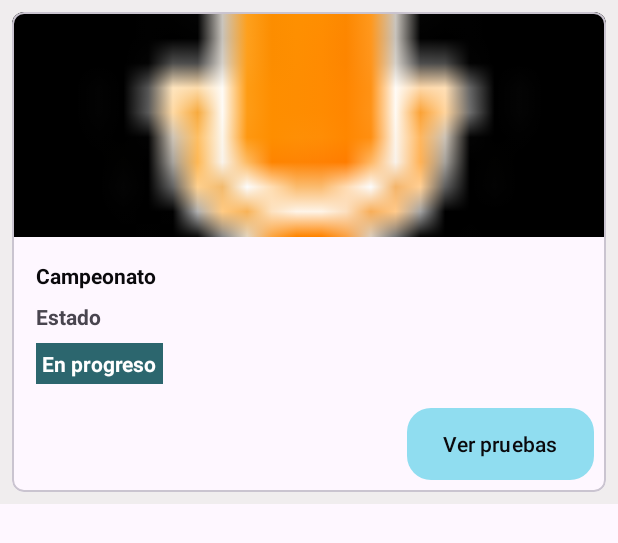
After one commit to itsmikenakanodev/android_atletismo, an Android app built with Jetpack Compose: the layout campeonato_card.xml on its own in the app's theme, with its tools: preview values and no code run, on a phone screen of 412 x 824 dp. The commit adds this screen. Shown: the top 543 px of the screen. Run offline under Robolectric (Android 15) with nearby library versions, the phone set to English and light mode, and no system bars.

Commit message:
Creacion de Activity para la vista de los campeonatos, adapter y datos de ejemplo

```diff
--- a/app/build.gradle.kts
+++ b/app/build.gradle.kts
@@ -1,6 +1,7 @@
 plugins {
     alias(libs.plugins.android.application)
     alias(libs.plugins.kotlin.android)
+    id("kotlin-parcelize")
 }
 
 android {
@@ -38,6 +39,7 @@ android {
     }
     buildFeatures {
         compose = true
+        viewBinding = true
     }
     composeOptions {
         kotlinCompilerExtensionVersion = "1.5.1"
@@ -70,4 +72,7 @@ dependencies {
     androidTestImplementation(libs.androidx.ui.test.junit4)
     debugImplementation(libs.androidx.ui.tooling)
     debugImplementation(libs.androidx.ui.test.manifest)
+
+    //material 3
+    implementation("com.google.android.material:material:1.12")
 }
--- a/app/src/main/java/com/app/atletismo/ui/theme/activities/LoginActivity.kt
+++ b/app/src/main/java/com/app/atletismo/ui/activities/LoginActivity.kt
@@ -1,4 +1,4 @@
-package com.app.atletismo.ui.theme.activities
+package com.app.atletismo.ui.activities
 
 import android.os.Bundle
 import android.widget.Button
@@ -12,7 +12,6 @@ class LoginActivity : AppCompatActivity() {
     override fun onCreate(savedInstanceState: Bundle?) {
         super.onCreate(savedInstanceState)
         setContentView(R.layout.activity_login)
-
         val emailEditText = findViewById<EditText>(R.id.ipt_mail)
         val passwordEditText = findViewById<EditText>(R.id.ipt_pass)
         val loginButton = findViewById<Button>(R.id.loginButton)
--- a/app/src/main/java/com/app/atletismo/MainActivity.kt
+++ b/app/src/main/java/com/app/atletismo/ui/activities/MainActivity.kt
@@ -1,4 +1,4 @@
-package com.app.atletismo
+package com.app.atletismo.ui.activities
 
 import android.os.Bundle
 import androidx.activity.ComponentActivity
--- /dev/null
+++ b/app/src/main/res/drawable/rounded_button.xml
@@ -0,0 +1,4 @@
+<?xml version="1.0" encoding="utf-8"?>
+<shape xmlns:android="http://schemas.android.com/apk/res/android">
+    <corners android:radius="16dp" />
+</shape>
--- a/app/src/main/res/layout/activity_main.xml
+++ b/app/src/main/res/layout/activity_main.xml
@@ -5,6 +5,6 @@
     android:id="@+id/main"
     android:layout_width="match_parent"
     android:layout_height="match_parent"
-    tools:context=".ui.theme.activities.LoginActivity">
+    tools:context=".ui.activities.LoginActivity">
 
 </androidx.constraintlayout.widget.ConstraintLayout>
--- /dev/null
+++ b/app/src/main/res/layout/campeonato_card.xml
@@ -0,0 +1,88 @@
+<?xml version="1.0" encoding="utf-8"?>
+<LinearLayout xmlns:android="http://schemas.android.com/apk/res/android"
+    xmlns:app="http://schemas.android.com/apk/res-auto"
+    android:layout_width="match_parent"
+    android:layout_height="wrap_content"
+    android:background="#F0EDEE"
+    android:orientation="vertical">
+
+    <com.google.android.material.card.MaterialCardView
+        android:id="@+id/card"
+        android:layout_width="match_parent"
+        android:layout_height="wrap_content"
+        android:layout_margin="8dp"
+        app:cardCornerRadius="8dp">
+
+        <LinearLayout
+            android:layout_width="match_parent"
+            android:layout_height="wrap_content"
+            android:orientation="vertical">
+
+            <!-- Media -->
+            <ImageView
+                android:layout_width="match_parent"
+                android:layout_height="150dp"
+                android:background="#000000"
+                android:scaleType="centerCrop"
+                app:srcCompat="@android:drawable/presence_audio_away" />
+
+            <LinearLayout
+                android:layout_width="match_parent"
+                android:layout_height="wrap_content"
+                android:layout_margin="8dp"
+                android:orientation="vertical"
+                android:padding="8dp">
+
+                <!-- Title, secondary and supporting text -->
+                <TextView
+                    android:id="@+id/title"
+                    android:layout_width="wrap_content"
+                    android:layout_height="wrap_content"
+                    android:text="Campeonato"
+                    android:textColor="#0a090c"
+                    android:textStyle="bold" />
+
+                <TextView
+                    android:layout_width="wrap_content"
+                    android:layout_height="wrap_content"
+                    android:layout_marginTop="8dp"
+                    android:text="Estado"
+                    android:textStyle="bold" />
+
+                <TextView
+                    android:id="@+id/state"
+                    android:layout_width="wrap_content"
+                    android:layout_height="wrap_content"
+                    android:layout_marginTop="8dp"
+                    android:background="#2c666e"
+                    android:padding="4dp"
+                    android:text="En progreso"
+                    android:textColor="#ffffff"
+                    android:textStyle="bold" />
+
+            </LinearLayout>
+
+            <!-- Buttons -->
+            <LinearLayout
+                android:layout_width="match_parent"
+                android:layout_height="wrap_content"
+                android:layout_marginHorizontal="8dp"
+                android:layout_marginBottom="8dp"
+                android:gravity="end"
+                android:orientation="horizontal">
+
+                <com.google.android.material.button.MaterialButton
+                    android:layout_width="wrap_content"
+                    android:layout_height="wrap_content"
+                    android:layout_gravity="center_horizontal|center_vertical"
+                    android:background="@drawable/rounded_button"
+                    android:text="Ver pruebas"
+                    android:textColor="#0A090C"
+                    app:backgroundTint="#90DDF0" />
+            </LinearLayout>
+
+        </LinearLayout>
+
+    </com.google.android.material.card.MaterialCardView>
+
+</LinearLayout>
--- a/app/src/main/res/values/themes.xml
+++ b/app/src/main/res/values/themes.xml
@@ -1,7 +1,7 @@
 <resources>
 
     <!-- Base application theme -->
-    <style name="Theme.Atletismo" parent="Theme.AppCompat.Light.DarkActionBar">
+    <style name="Theme.Atletismo" parent="Theme.Material3.DayNight.NoActionBar">
         <!-- Personaliza tu tema aquí -->
         <item name="colorPrimary">@color/purple_500</item>
         <item name="colorPrimaryDark">@color/purple_700</item>
```
Also changed, not shown: app/src/main/AndroidManifest.xml (+9 -5 lines), app/src/main/java/com/app/atletismo/logic/CampeonatosLogic.kt (added, +18 -0 lines), app/src/main/java/com/app/atletismo/logic/data/Campeonatos.kt (added, +9 -0 lines), app/src/main/java/com/app/atletismo/ui/activities/CampeonatoActivity.kt (added, +66 -0 lines), app/src/main/java/com/app/atletismo/ui/adapters/CampeonatosAdapterItems.kt (added, +54 -0 lines), app/src/main/res/layout/activity_campeonato.xml (added, +41 -0 lines).
